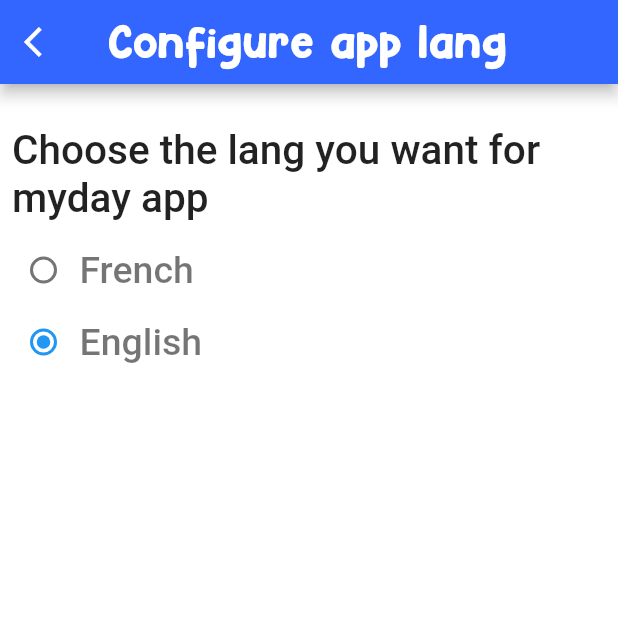
After one commit to LFGaius/My-Day-App, a Flutter app: the SettingsPage screen opened directly, after a tap on "Configure app lang", on a phone screen of 412 x 824 dp, the top half of it. The commit adds this screen. Run offline on Flutter 3.47's test engine with Material 2 defaults, Android fonts, the light colour scheme and no system bars; our stand-ins replace audioplayers, auto_size_text, dots_indicator, expandable, flutter_local_notifications, fluttertoast and 6 more; missing offline and left inert: dart:ffi, fitted_text_field_container, pedantic; accounts and stored records are empty; Roboto replaces fonts that are missing (APril Flowers, HEy Comic).

Commit message:
- config app lang base

```diff
--- a/lib/configs/config_datas.dart
+++ b/lib/configs/config_datas.dart
@@ -33,4 +33,9 @@
     'activity-started-female':'activitystartedfemale',
     'activity-started-male':'activitystartedmale'
   };
+
+  static final Map<String,String> appLangs={
+    'french-lang':'french',
+    'english-lang':'english'
+  };
 }
--- /dev/null
+++ b/lib/pages/configure_lang_page.dart
@@ -0,0 +1,169 @@
+
+import 'dart:async';
+import 'dart:io';
+import 'package:audioplayers/audio_cache.dart';
+import 'package:audioplayers/audioplayers.dart';
+import 'package:flutter/cupertino.dart';
+import 'package:flutter/material.dart';
+import 'package:my_day_app/configs/config_datas.dart';
+import 'package:path/path.dart' as Path;
+import 'package:path_provider/path_provider.dart';
+import 'package:pedantic/pedantic.dart';
+import 'package:sembast/sembast.dart';
+import 'package:sembast/sembast_io.dart';
+import 'package:shared_preferences/shared_preferences.dart';
+
+class ConfigureLangPage extends StatefulWidget {
+  final Database database;
+
+  ConfigureLangPage({Key key, this.database}) : super(key: key);
+
+  @override
+  _ConfigureLangPageState createState() => _ConfigureLangPageState();
+}
+
+class _ConfigureLangPageState extends State<ConfigureLangPage> {
+
+  AudioCache audioCache;
+  AudioPlayer audioPlayer;
+  String _valueSelected;
+
+  playSound({name,format}){
+    audioCache.play('sounds/$name.$format');
+  }
+  @override
+  void initState(){
+    super.initState();
+    audioPlayer = AudioPlayer();
+    audioCache = AudioCache(fixedPlayer: audioPlayer);
+    SharedPreferences.getInstance().then((prefs) {
+      if(mounted)
+        setState(() {
+          _valueSelected=prefs.getString('myday_config_lang');
+        });
+      else
+        _valueSelected=prefs.getString('myday_config_lang');
+    });
+
+  }
+
+  @override
+  Widget build(BuildContext context) {
+    return Scaffold(
+        appBar: AppBar(
+            backgroundColor: ConfigDatas.appBlueColor,
+            title: Row(
+              mainAxisAlignment: MainAxisAlignment.start,
+              children: [
+                Text(
+                  'Configure app lang',
+                  style: Theme.of(context).textTheme.headline2,
+                )
+              ],
+            ),
+            centerTitle: true,
+            leading: TextButton(
+              onPressed: () {
+                Navigator.of(context).popAndPushNamed(
+                    '/settings',
+                    arguments:{'database':widget.database,'startTab':0}
+                );
+              },
+              child: Icon(
+                Icons.arrow_back_ios,
+                color: Colors.white,
+              ),
+            )
+        ),
+        backgroundColor: Colors.white,
+        body: Container(
+          color: Colors.white,
+          padding: EdgeInsets.only(top: 20),
+          child: Column(
+            mainAxisAlignment: MainAxisAlignment.start,
+            children: [
+              Padding(
+                padding: const EdgeInsets.all(8.0),
+                child: Text(
+                    'Choose the lang you want for myday app'
+                ),
+              ),
+              LabeledRadio(
+                label: 'French',
+                padding: const EdgeInsets.symmetric(horizontal: 5.0),
+                value: ConfigDatas.appLangs['french-lang'],
+                groupValue: _valueSelected,
+                onChanged: (String newValue) async{
+                  setState(() {
+                    _valueSelected = newValue;
+                  });
+                  SharedPreferences prefs=await SharedPreferences.getInstance();
+                  prefs.setString('myday_config_lang',newValue);
+                },
+              ),
+              LabeledRadio(
+                label: 'English',
+                padding: const EdgeInsets.symmetric(horizontal: 5.0),
+                value: ConfigDatas.appLangs['english-lang'],
+                groupValue: _valueSelected,
+                onChanged: (String newValue) async{
+                  setState(() {
+                    _valueSelected = newValue;
+                  });
+                  SharedPreferences prefs=await SharedPreferences.getInstance();
+                  prefs.setString('myday_config_lang',newValue);
+                },
+              ),
+            ],
+          ),
+        )// This trailing comma makes auto-formatting nicer for build methods.
+    );
+  }
+
+}
+
+class LabeledRadio extends StatelessWidget {
+  const LabeledRadio({
+    Key key,
+    @required this.label,
+    @required this.padding,
+    @required this.groupValue,
+    @required this.value,
+    @required this.onChanged,
+  }) : super(key: key);
+
+  final String label;
+  final EdgeInsets padding;
+  final String groupValue;
+  final String value;
+  final Function onChanged;
+
+  @override
+  Widget build(BuildContext context) {
+    return InkWell(
+      onTap: () {
+        if (value != groupValue) {
+          onChanged(value);
+        }
+      },
+      child: Padding(
+        padding: padding,
+        child: Row(
+          children: <Widget>[
+            Radio<String>(
+              groupValue: groupValue,
+              value: value,
+              onChanged: (String newValue) {
+                onChanged(value);
+              },
+            ),
+            Text(
+                label,
+                style: Theme.of(context).textTheme.caption
+            ),
+          ],
+        ),
+      ),
+    );
+  }
+}
--- a/lib/pages/settings_page.dart
+++ b/lib/pages/settings_page.dart
@@ -108,6 +108,22 @@
                 ),
                 ListTile(
                   onTap: () {
+                    Navigator.of(context).popAndPushNamed(
+                        '/configurelang',
+                        arguments:{'database':widget.database}
+                    );
+                  },
+                  leading: Icon(
+                    Icons.language,
+                    color: ConfigDatas.appBlueColor,
+                  ),
+                  title: Text(
+                    'Configure app lang',
+                    style: Theme.of(context).textTheme.bodyText2,
+                  ),
+                ),
+                ListTile(
+                  onTap: () {
 
                   },
                   leading: Icon(
--- a/lib/pages/start_page.dart
+++ b/lib/pages/start_page.dart
@@ -81,6 +81,7 @@
       if(prefs.getBool('myday_already_opened')==null){//first time connection TO DO: Uncomment
         prefs.setBool('myday_already_opened',true);
         prefs.setString('myday_config_alert_sound',ConfigDatas.alertSounds['activity-started-female']);
+        prefs.setString('myday_config_lang',ConfigDatas.appLangs['english-lang']);
         var now=DateTime.now();
         prefs.setString('myday_start_date','${now.day}-${now.month}-${now.year}');
         Navigator.of(context).popAndPushNamed(
--- a/lib/routes/route_builder.dart
+++ b/lib/routes/route_builder.dart
@@ -1,6 +1,7 @@
 import 'package:flutter/material.dart';
 import 'package:my_day_app/pages/blacklist_page.dart';
 import 'package:my_day_app/pages/configure_alert_sound_page.dart';
+import 'package:my_day_app/pages/configure_lang_page.dart';
 import 'package:my_day_app/pages/goal_remind_page.dart';
 import 'package:my_day_app/pages/goals_page.dart';
 import 'package:my_day_app/pages/home_page.dart';
@@ -32,6 +33,8 @@
         return MaterialPageRoute(builder: (_)=>SettingsPage(database: args['database']));
       case '/configurealertsound':
         return MaterialPageRoute(builder: (_)=>ConfigureAlertSoundPage(database: args['database']));
+      case '/configurelang':
+        return MaterialPageRoute(builder: (_)=>ConfigureLangPage(database: args['database']));
       default: return errorRoute();
     }
   }
```
Also changed, not shown: 1 other file.
